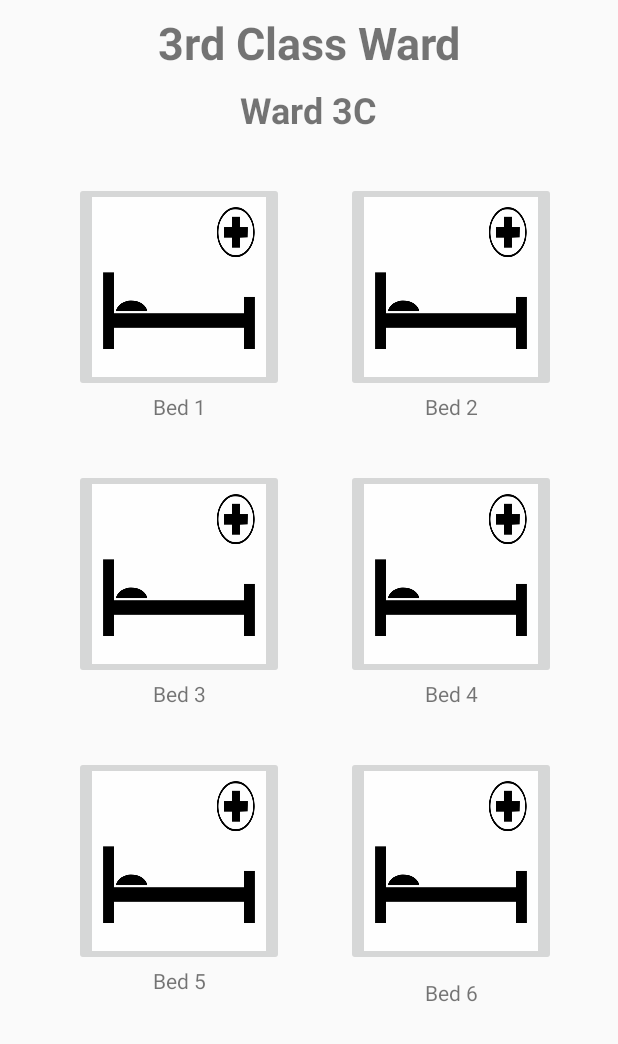
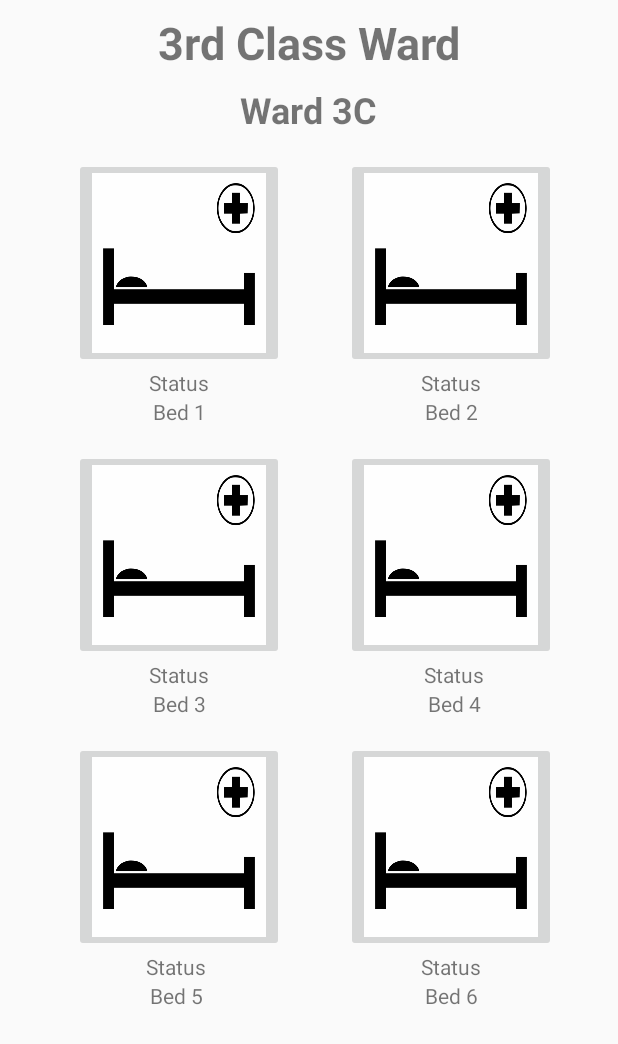
Before and after one commit to violetGhost/BedTrace, an Android app: the ward_class3 screen opened directly, with no data from a screen before it, on a phone screen of 412 x 824 dp. Shown: the top 1044 px of the screen. Run offline under Robolectric (Android 15) with nearby library versions, the phone set to English and light mode, and no system bars; Roboto replaces fonts that are not available here.

Commit message:
update screen ward-(add status)

```diff
--- a/app/src/main/res/layout/activity_ward_class3.xml
+++ b/app/src/main/res/layout/activity_ward_class3.xml
@@ -51,7 +51,7 @@
         android:layout_width="140dp"
         android:layout_height="140dp"
         android:layout_marginStart="8dp"
-        android:layout_marginTop="32dp"
+        android:layout_marginTop="16dp"
         android:scaleType="fitXY"
         app:layout_constraintEnd_toStartOf="@+id/imgBtn_Ward3C_Bed2"
         app:layout_constraintHorizontal_bias="0.5"
@@ -63,7 +63,7 @@
         android:id="@+id/imgBtn_Ward3C_Bed4"
         android:layout_width="140dp"
         android:layout_height="140dp"
-        android:layout_marginTop="32dp"
+        android:layout_marginTop="16dp"
         android:scaleType="fitXY"
         app:layout_constraintEnd_toEndOf="@+id/imgBtn_Ward3C_Bed2"
         app:layout_constraintStart_toStartOf="@+id/imgBtn_Ward3C_Bed2"
@@ -74,7 +74,7 @@
         android:id="@+id/imgBtn_Ward3C_Bed3"
         android:layout_width="140dp"
         android:layout_height="140dp"
-        android:layout_marginTop="32dp"
+        android:layout_marginTop="16dp"
         android:scaleType="fitXY"
         app:layout_constraintEnd_toEndOf="@+id/imgBtn_Ward3C_Bed1"
         app:layout_constraintStart_toStartOf="@+id/imgBtn_Ward3C_Bed1"
@@ -85,7 +85,7 @@
         android:id="@+id/imgBtn_Ward3C_Bed5"
         android:layout_width="140dp"
         android:layout_height="140dp"
-        android:layout_marginTop="32dp"
+        android:layout_marginTop="16dp"
         android:scaleType="fitXY"
         app:layout_constraintEnd_toEndOf="@+id/imgBtn_Ward3C_Bed3"
         app:layout_constraintStart_toStartOf="@+id/imgBtn_Ward3C_Bed3"
@@ -96,7 +96,7 @@
         android:id="@+id/imgBtn_Ward3C_Bed6"
         android:layout_width="140dp"
         android:layout_height="140dp"
-        android:layout_marginTop="32dp"
+        android:layout_marginTop="16dp"
         android:scaleType="fitXY"
         app:layout_constraintEnd_toEndOf="@+id/imgBtn_Ward3C_Bed4"
         app:layout_constraintStart_toStartOf="@+id/imgBtn_Ward3C_Bed4"
@@ -108,52 +108,107 @@
         android:layout_width="wrap_content"
         android:layout_height="wrap_content"
         android:text="Bed 1"
-        app:layout_constraintEnd_toEndOf="@+id/imgBtn_Ward3C_Bed1"
-        app:layout_constraintStart_toStartOf="@+id/imgBtn_Ward3C_Bed1"
-        app:layout_constraintTop_toBottomOf="@+id/imgBtn_Ward3C_Bed1" />
+        app:layout_constraintEnd_toEndOf="@+id/status_c3_b1"
+        app:layout_constraintStart_toStartOf="@+id/status_c3_b1"
+        app:layout_constraintTop_toBottomOf="@+id/status_c3_b1" />
 
     <TextView
         android:id="@+id/textView18"
         android:layout_width="wrap_content"
         android:layout_height="wrap_content"
         android:text="Bed 2"
-        app:layout_constraintEnd_toEndOf="@+id/imgBtn_Ward3C_Bed2"
-        app:layout_constraintStart_toStartOf="@+id/imgBtn_Ward3C_Bed2"
-        app:layout_constraintTop_toBottomOf="@+id/imgBtn_Ward3C_Bed2" />
+        app:layout_constraintEnd_toEndOf="@+id/status_c3_b2"
+        app:layout_constraintStart_toStartOf="@+id/status_c3_b2"
+        app:layout_constraintTop_toBottomOf="@+id/status_c3_b2" />
 
     <TextView
         android:id="@+id/textView19"
         android:layout_width="wrap_content"
         android:layout_height="wrap_content"
         android:text="Bed 3"
-        app:layout_constraintEnd_toEndOf="@+id/imgBtn_Ward3C_Bed3"
-        app:layout_constraintStart_toStartOf="@+id/imgBtn_Ward3C_Bed3"
-        app:layout_constraintTop_toBottomOf="@+id/imgBtn_Ward3C_Bed3" />
+        app:layout_constraintEnd_toEndOf="@+id/status_c3_b3"
+        app:layout_constraintStart_toStartOf="@+id/status_c3_b3"
+        app:layout_constraintTop_toBottomOf="@+id/status_c3_b3" />
 
     <TextView
         android:id="@+id/textView20"
         android:layout_width="wrap_content"
         android:layout_height="wrap_content"
         android:text="Bed 4"
-        app:layout_constraintEnd_toEndOf="@+id/imgBtn_Ward3C_Bed4"
-        app:layout_constraintStart_toStartOf="@+id/imgBtn_Ward3C_Bed4"
-        app:layout_constraintTop_toBottomOf="@+id/imgBtn_Ward3C_Bed4" />
+        app:layout_constraintEnd_toEndOf="@+id/status_c3_b4"
+        app:layout_constraintStart_toStartOf="@+id/status_c3_b4"
+        app:layout_constraintTop_toBottomOf="@+id/status_c3_b4" />
 
     <TextView
         android:id="@+id/textView21"
         android:layout_width="wrap_content"
         android:layout_height="wrap_content"
         android:text="Bed 5"
-        app:layout_constraintEnd_toEndOf="@+id/imgBtn_Ward3C_Bed5"
-        app:layout_constraintStart_toStartOf="@+id/imgBtn_Ward3C_Bed5"
-        app:layout_constraintTop_toBottomOf="@+id/imgBtn_Ward3C_Bed5" />
+        app:layout_constraintEnd_toEndOf="@+id/status_c3_b5"
+        app:layout_constraintStart_toStartOf="@+id/status_c3_b5"
+        app:layout_constraintTop_toBottomOf="@+id/status_c3_b5" />
 
     <TextView
         android:id="@+id/textView22"
         android:layout_width="wrap_content"
         android:layout_height="wrap_content"
-        android:layout_marginTop="8dp"
         android:text="Bed 6"
+        app:layout_constraintEnd_toEndOf="@+id/status_c3_b6"
+        app:layout_constraintStart_toStartOf="@+id/status_c3_b6"
+        app:layout_constraintTop_toBottomOf="@+id/status_c3_b6" />
+
+    <TextView
+        android:id="@+id/status_c3_b1"
+        android:layout_width="wrap_content"
+        android:layout_height="wrap_content"
+        android:text="Status"
+        app:layout_constraintEnd_toEndOf="@+id/imgBtn_Ward3C_Bed1"
+        app:layout_constraintStart_toStartOf="@+id/imgBtn_Ward3C_Bed1"
+        app:layout_constraintTop_toBottomOf="@+id/imgBtn_Ward3C_Bed1" />
+
+    <TextView
+        android:id="@+id/status_c3_b2"
+        android:layout_width="wrap_content"
+        android:layout_height="wrap_content"
+        android:text="Status"
+        app:layout_constraintEnd_toEndOf="@+id/imgBtn_Ward3C_Bed2"
+        app:layout_constraintStart_toStartOf="@+id/imgBtn_Ward3C_Bed2"
+        app:layout_constraintTop_toBottomOf="@+id/imgBtn_Ward3C_Bed2" />
+
+    <TextView
+        android:id="@+id/status_c3_b3"
+        android:layout_width="wrap_content"
+        android:layout_height="wrap_content"
+        android:text="Status"
+        app:layout_constraintEnd_toEndOf="@+id/imgBtn_Ward3C_Bed3"
+        app:layout_constraintStart_toStartOf="@+id/imgBtn_Ward3C_Bed3"
+        app:layout_constraintTop_toBottomOf="@+id/imgBtn_Ward3C_Bed3" />
+
+    <TextView
+        android:id="@+id/status_c3_b4"
+        android:layout_width="wrap_content"
+        android:layout_height="wrap_content"
+        android:text="Status"
+        app:layout_constraintEnd_toEndOf="@+id/imgBtn_Ward3C_Bed4"
+        app:layout_constraintHorizontal_bias="0.52"
+        app:layout_constraintStart_toStartOf="@+id/imgBtn_Ward3C_Bed4"
+        app:layout_constraintTop_toBottomOf="@+id/imgBtn_Ward3C_Bed4" />
+
+    <TextView
+        android:id="@+id/status_c3_b5"
+        android:layout_width="wrap_content"
+        android:layout_height="wrap_content"
+        android:text="Status"
+        app:layout_constraintEnd_toEndOf="@+id/imgBtn_Ward3C_Bed5"
+        app:layout_constraintHorizontal_bias="0.48"
+        app:layout_constraintStart_toStartOf="@+id/imgBtn_Ward3C_Bed5"
+        app:layout_constraintTop_toBottomOf="@+id/imgBtn_Ward3C_Bed5" />
+
+    <TextView
+        android:id="@+id/status_c3_b6"
+        android:layout_width="wrap_content"
+        android:layout_height="wrap_content"
+        android:text="Status"
         app:layout_constraintEnd_toEndOf="@+id/imgBtn_Ward3C_Bed6"
         app:layout_constraintStart_toStartOf="@+id/imgBtn_Ward3C_Bed6"
         app:layout_constraintTop_toBottomOf="@+id/imgBtn_Ward3C_Bed6" />
```
Also changed, not shown: app/src/main/java/com/example/bedtrace/ward_class1.java (+15 -0 lines), app/src/main/res/layout/activity_ward_class1.xml (+22 -4 lines), app/src/main/res/layout/activity_ward_class2.xml (+48 -12 lines), 175 other files.
